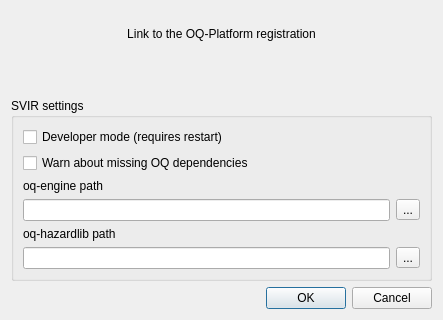
First picture: the form in svir/ui/ui_settings.ui, repository gem/oq-irmt-qgis, before the edit; both pictures show x 0 to 443 and y 159 to 479 of the 443 by 479 pixel window.
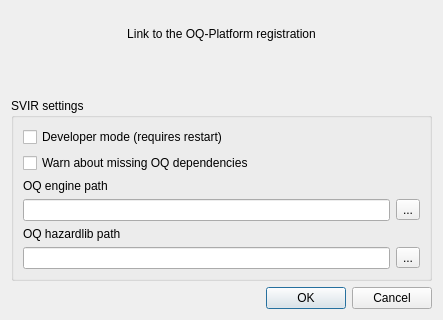
Second picture: the form after the edit.

```diff
--- a/svir/ui/ui_settings.ui
+++ b/svir/ui/ui_settings.ui
@@ -96,7 +96,7 @@
       <item>
        <widget class="QLabel" name="label_4">
         <property name="text">
-         <string>oq-engine path</string>
+         <string>OQ engine path</string>
         </property>
        </widget>
       </item>
@@ -117,7 +117,7 @@
       <item>
        <widget class="QLabel" name="label_5">
         <property name="text">
-         <string>oq-hazardlib path</string>
+         <string>OQ hazardlib path</string>
         </property>
        </widget>
       </item>
```
